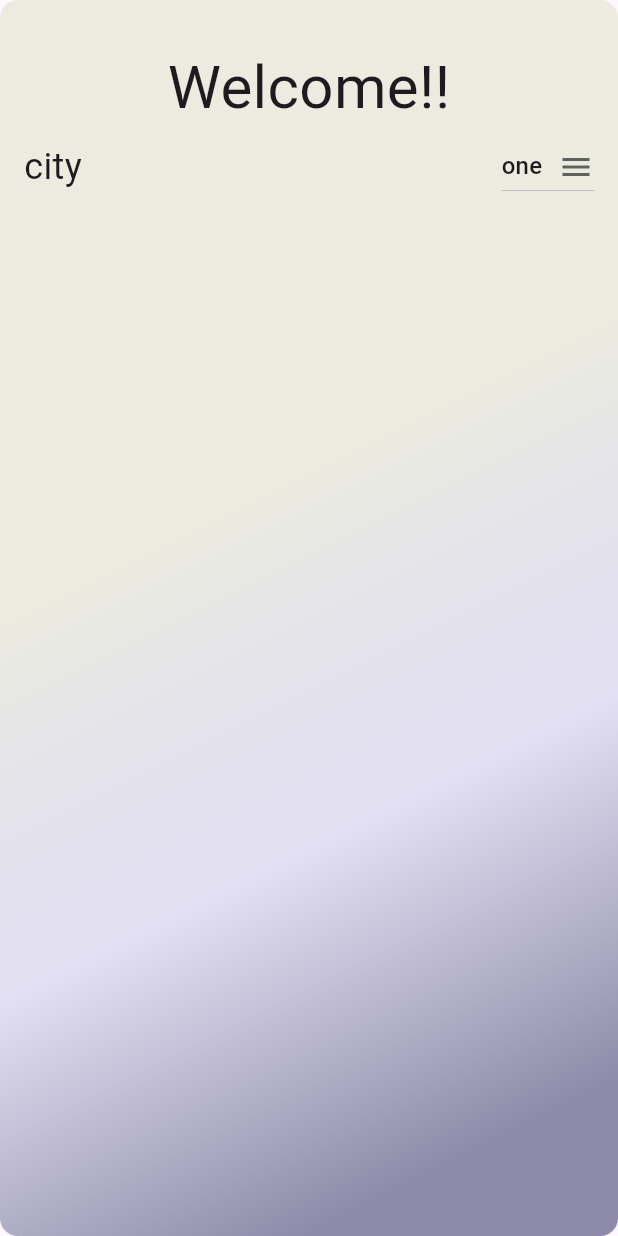
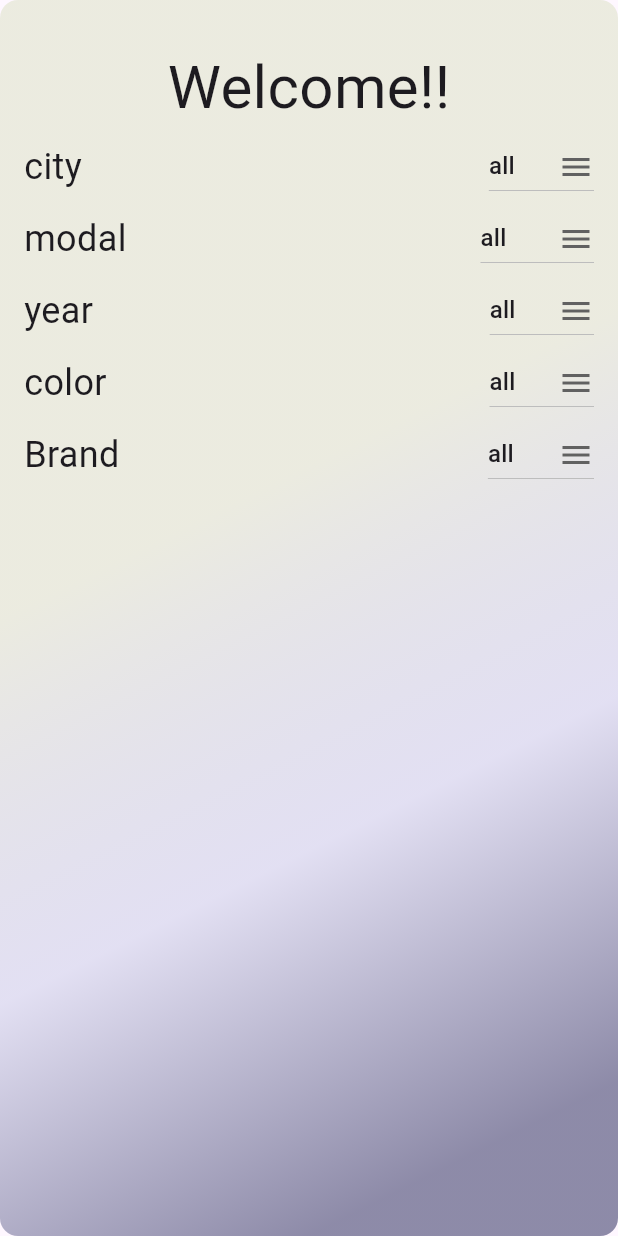
Before and after one commit to Yousefjoo17/Car_Rental, a Flutter app: the CustomerHomeView screen opened directly, on a phone screen of 412 x 824 dp. Run offline on Flutter 3.47's test engine with Material 3 defaults, Android fonts, the phone set to English and light mode, and no system bars; our stand-ins replace go_router, modal_progress_hud_nsn, sqflite; accounts and stored records are empty.

Commit message:
classification of cars

```diff
--- a/lib/core/widgets/customDropDownButton.dart
+++ b/lib/core/widgets/customDropDownButton.dart
@@ -2,13 +2,13 @@ import 'package:flutter/material.dart';
 
 class CustomDropdown extends StatelessWidget {
   final String? value;
-  final List<String> items;
+  final List<String> itemsList;
   final void Function(String?) onChanged;
 
   const CustomDropdown({
     Key? key,
     required this.value,
-    required this.items,
+    required this.itemsList,
     required this.onChanged,
   }) : super(key: key);
 
@@ -17,7 +17,7 @@ class CustomDropdown extends StatelessWidget {
     return DropdownButton<String>(
       value: value,
       icon: const Icon(Icons.menu),
-      items: items.map((item) {
+      items: itemsList.map((item) {
         return DropdownMenuItem<String>(
           value: item,
           child: Text(item),
--- a/lib/features/customer/presentation/views/CustomerHomeView.dart
+++ b/lib/features/customer/presentation/views/CustomerHomeView.dart
@@ -11,8 +11,16 @@ class CustomerHomeView extends StatefulWidget {
 }
 
 class _CustomerHomeViewState extends State<CustomerHomeView> {
-  String? dropDownValue = 'one'; // Change the initial value to 'two'
-  List<String> myList = ['one', 'two', 'three', 'four', 'five'];
+  String? citydropDownValue = 'all';
+  List<String> cityList = ['all', 'cone', 'ctwo', 'tchree', 'fcour', 'cfive'];
+  String? modaldropDownValue = 'all';
+  List<String> modalList = ['all', 'mone', 'mtwo', 'mthree', 'mfour', 'mfive'];
+  String? yeardropDownValue = 'all';
+  List<String> yearList = ['all', 'yone', 'ytwo', 'ythree', 'yfour', 'yfive'];
+  String? colordropDownValue = 'all';
+  List<String> colorList = ['all', 'vone', 'vtwo', 'vthree', 'vfour', 'vfive'];
+  String? branddropDownValue = 'all';
+  List<String> brandList = ['all', 'bone', 'btwo', 'tbhree', 'fbour', 'bfive'];
   @override
   Widget build(BuildContext context) {
     return Scaffold(
@@ -39,15 +47,86 @@ class _CustomerHomeViewState extends State<CustomerHomeView> {
                   ),
                   const Spacer(),
                   CustomDropdown(
-                    value: dropDownValue,
-                    items: myList,
+                    value: citydropDownValue,
+                    itemsList: cityList,
                     onChanged: (value) {
                       setState(() {
-                        dropDownValue = value;
+                        citydropDownValue = value;
                       });
-                      print('changed********');
                     },
                   )
+                ],
+              ),
+              Row(
+                children: [
+                  const Text(
+                    "modal",
+                    style: TextStyle(fontSize: 24),
+                  ),
+                  const Spacer(),
+                  CustomDropdown(
+                    value: modaldropDownValue,
+                    itemsList: modalList,
+                    onChanged: (value) {
+                      setState(() {
+                        modaldropDownValue = value;
+                      });
+                    },
+                  )
+                ],
+              ),
+              Row(
+                children: [
+                  const Text(
+                    "year",
+                    style: TextStyle(fontSize: 24),
+                  ),
+                  const Spacer(),
+                  CustomDropdown(
+                    value: yeardropDownValue,
+                    itemsList: yearList,
+                    onChanged: (value) {
+                      setState(() {
+                        yeardropDownValue = value;
+                      });
+                    },
+                  ),
+                ],
+              ),
+              Row(
+                children: [
+                  const Text(
+                    "color",
+                    style: TextStyle(fontSize: 24),
+                  ),
+                  const Spacer(),
+                  CustomDropdown(
+                    value: colordropDownValue,
+                    itemsList: colorList,
+                    onChanged: (value) {
+                      setState(() {
+                        colordropDownValue = value;
+                      });
+                    },
+                  ),
+                ],
+              ),
+              Row(
+                children: [
+                  const Text(
+                    "Brand",
+                    style: TextStyle(fontSize: 24),
+                  ),
+                  const Spacer(),
+                  CustomDropdown(
+                    value: branddropDownValue,
+                    itemsList: brandList,
+                    onChanged: (value) {
+                      setState(() {
+                        branddropDownValue = value;
+                      });
+                    },
+                  ),
                 ],
               )
             ],
--- a/lib/features/splash/presentation/views/loginView.dart
+++ b/lib/features/splash/presentation/views/loginView.dart
@@ -33,7 +33,7 @@ class _LoginViewState extends State<LoginView> {
               key: formkey,
               child: ListView(
                 children: [
-                  const SizedBox(height: 15),
+                  const SizedBox(height: 60),
                   Image.asset(
                     AssetsData.car2,
                     height: 100,
--- a/lib/features/splash/presentation/views/registerView.dart
+++ b/lib/features/splash/presentation/views/registerView.dart
@@ -32,7 +32,7 @@ class _RegisterViewState extends State<RegisterView> {
               key: formkey,
               child: ListView(
                 children: [
-                  const SizedBox(height: 15),
+                  const SizedBox(height: 60),
                   Image.asset(
                     AssetsData.car2,
                     height: 100,
```
Also changed, not shown: lib/core/utils/styles.dart (deleted).
